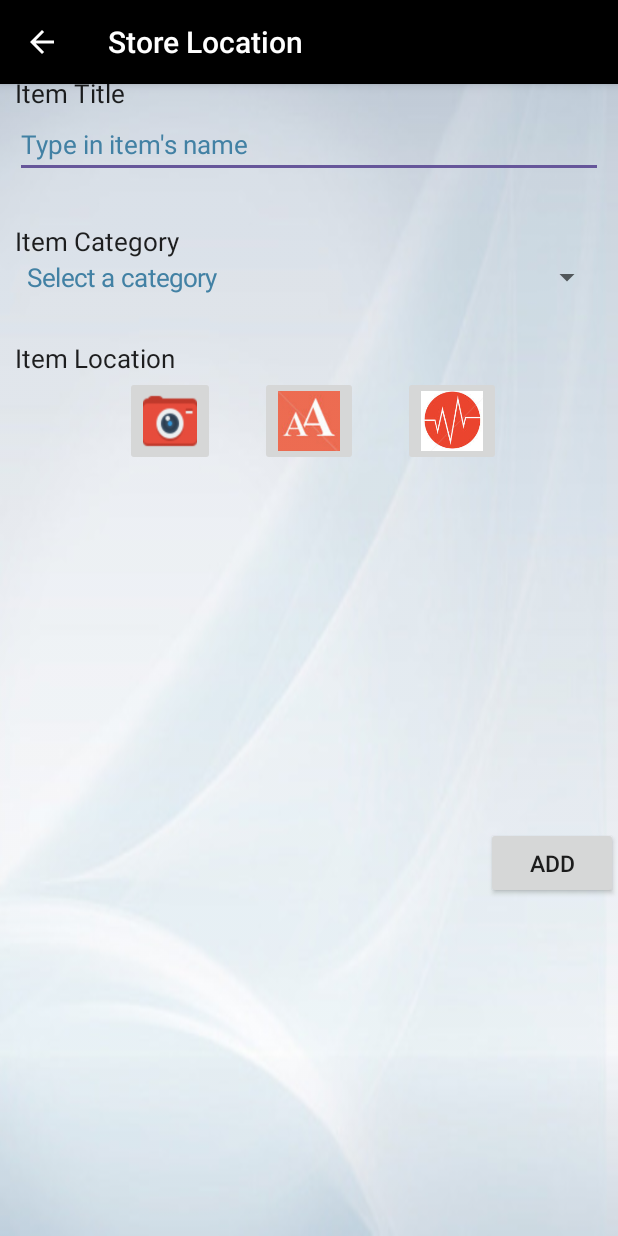
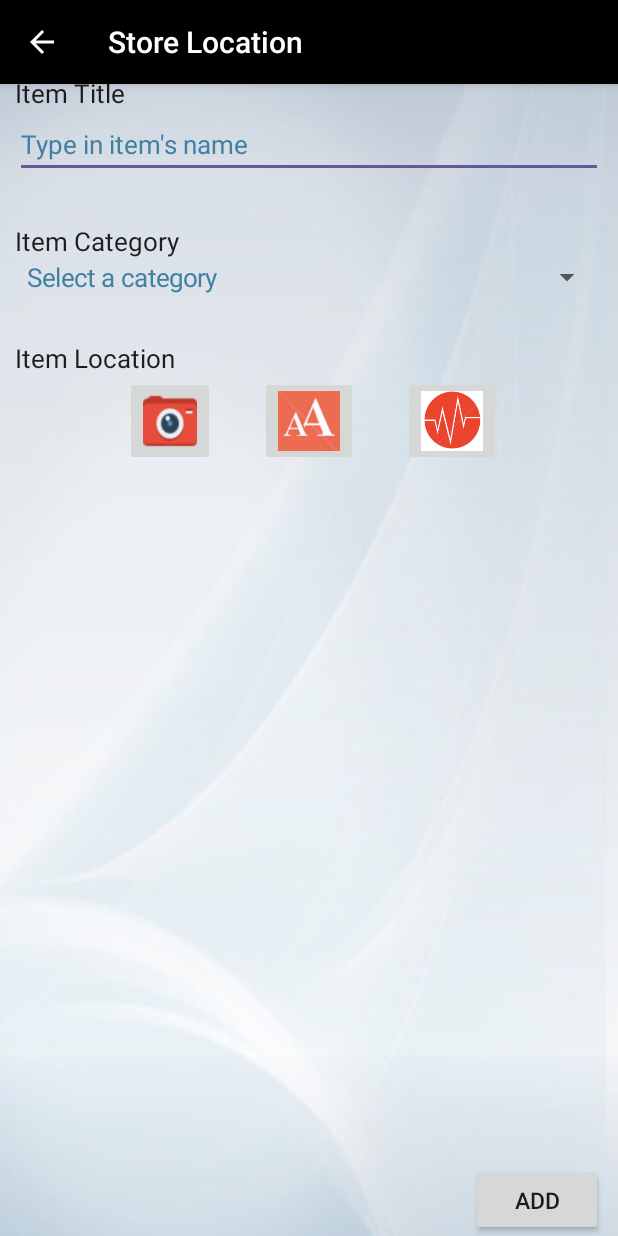
Before and after one commit to MegaJ/static_recall, an Android app: the StoreLocationActivity screen opened directly, with no data from a screen before it, on a phone screen of 412 x 824 dp. Run offline under Robolectric (Android 15) with nearby library versions, the phone set to English and light mode, and no system bars; Roboto replaces fonts that are not available here.

Commit message:
create extra space item location and category text field when category text field is shown

```diff
--- a/app/src/main/java/yiwejeje/staticrecallapp/Activity/StoreLocationActivity.java
+++ b/app/src/main/java/yiwejeje/staticrecallapp/Activity/StoreLocationActivity.java
@@ -17,6 +17,7 @@ import android.widget.Button;
 import android.widget.EditText;
 import android.widget.ImageButton;
 import android.widget.ImageView;
+import android.widget.RelativeLayout;
 import android.widget.TextView;
 import android.widget.Toast;
 import android.view.MotionEvent;
@@ -45,6 +46,8 @@ public class StoreLocationActivity extends AppCompatActivity implements AdapterV
     private EditText itemTitle;
     private EditText itemCategory;  //right now only allow for one category for the simplicity
     private EditText itemLocation;
+    private TextView locationView;
+
 
     private File imageFile;
     private String imageFilePath;
@@ -62,6 +65,7 @@ public class StoreLocationActivity extends AppCompatActivity implements AdapterV
     private Button stopButton;
     private Button playButton;
     private Button recordButton;
+
 
     private ImageView itemImageView;
 
@@ -84,6 +88,7 @@ public class StoreLocationActivity extends AppCompatActivity implements AdapterV
         itemTitle = (EditText) findViewById(R.id.ItemText);
         itemCategory = (EditText) findViewById(R.id.CatText);
         itemLocation = (EditText) findViewById(R.id.LocationText);
+        locationView=(TextView) findViewById(R.id.textView);
         typeIn = (ImageButton) findViewById(R.id.TextButton);
         makeRecording=(ImageButton) findViewById(R.id.AudioButton);
 
@@ -400,6 +405,16 @@ public class StoreLocationActivity extends AppCompatActivity implements AdapterV
 
         if (position == 1) {
             itemCategory.setVisibility(View.VISIBLE);
+            RelativeLayout.LayoutParams p = new RelativeLayout.LayoutParams(ViewGroup.LayoutParams.WRAP_CONTENT,
+                    ViewGroup.LayoutParams.WRAP_CONTENT);
+
+            p.addRule(RelativeLayout.BELOW, R.id.CatText);
+            p.addRule(RelativeLayout.ALIGN_LEFT, R.id.CatText);
+            p.setMargins(5,70,5,0);
+
+
+            locationView.setLayoutParams(p);
+
         } else {
             itemCategory.setVisibility(View.INVISIBLE);
             selectedCategory = parent.getItemAtPosition(position).toString();
--- a/app/src/main/res/layout/content_store_location.xml
+++ b/app/src/main/res/layout/content_store_location.xml
@@ -165,8 +165,9 @@
             android:text="Add"
             android:textSize="15sp"
             android:id="@+id/AddButton"
-            android:layout_below="@+id/ItemImageView"
-            android:layout_alignParentRight="true"/>
+            android:layout_alignParentBottom="true"
+            android:layout_alignRight="@+id/spinner"
+            android:layout_alignEnd="@+id/spinner" />
 
         <Spinner
             android:layout_width="450dp"
```
